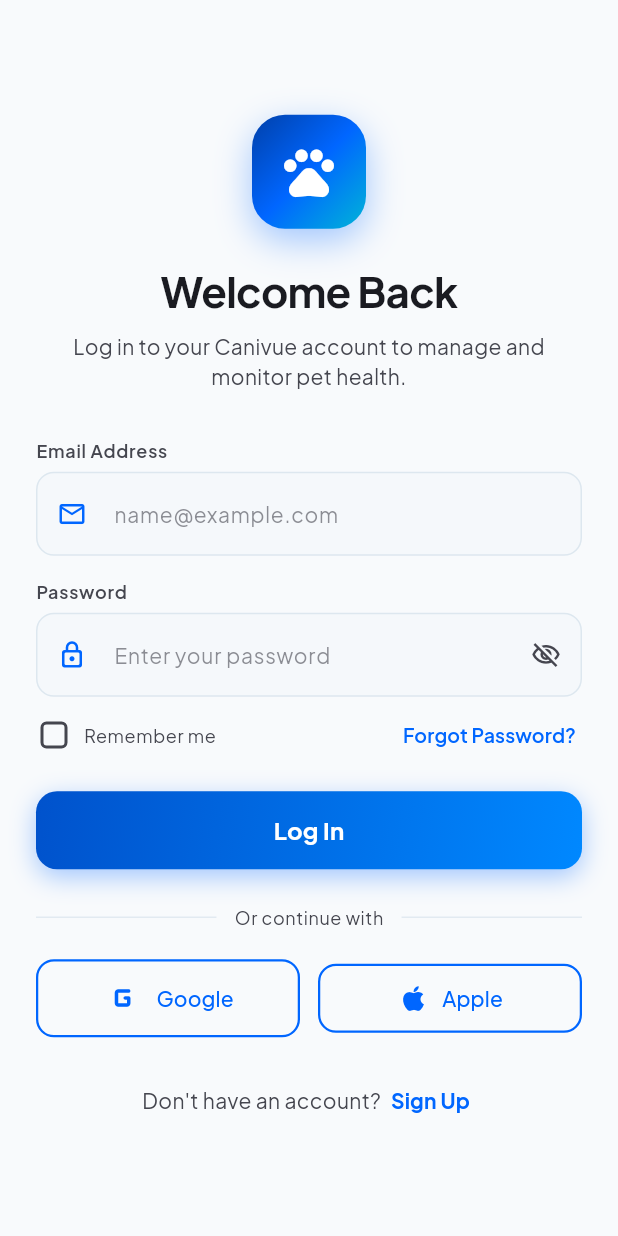
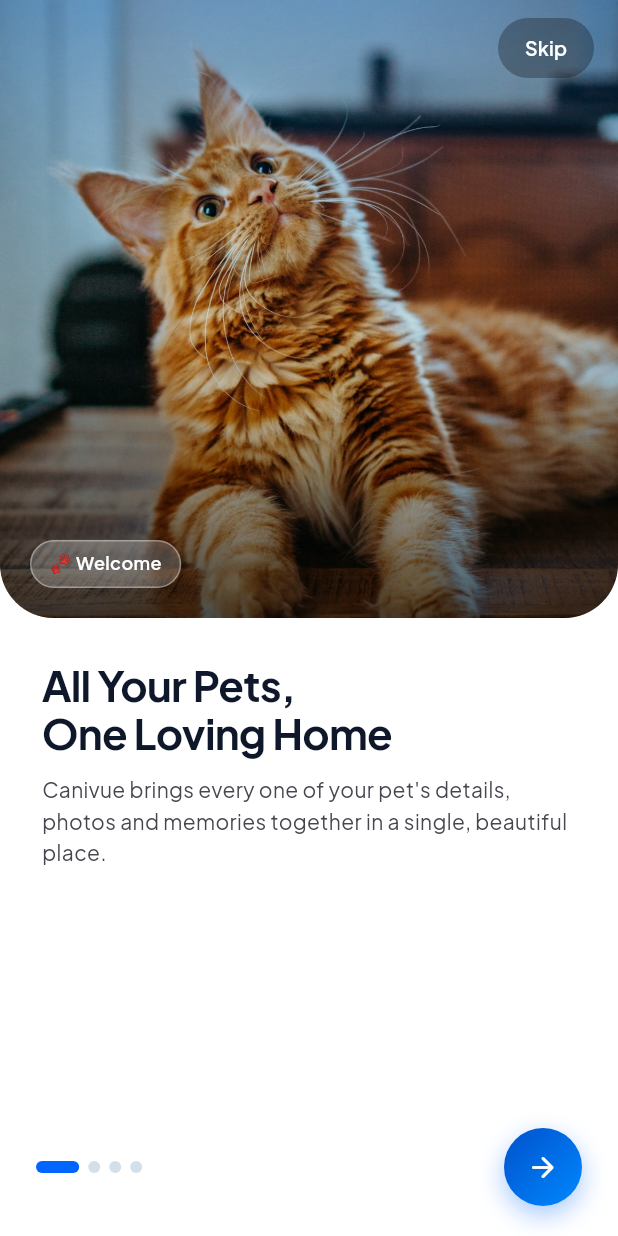
Before and after one commit to indunil-jay/canivue, a Flutter app: the screen it shows after launch, on a phone screen of 412 x 824 dp. Run offline on Flutter 3.47's test engine with Material 3 defaults, Android fonts, the phone set to English and light mode, and no system bars; drawn by our look-alikes of flutter_animate, smooth_page_indicator; our stand-ins replace google_fonts, image_picker.

Commit message:
feat(onboarding): add animated get-started onboarding flow
- 4-slide PageView with pet photos, expanding dot indicator, skip
  and back/next controls
- Reusable fade+slide page route transition for smooth navigation
- App now opens on onboarding before sign-in; tests updated to match

Co-Authored-By: Claude Sonnet 5 <noreply@anthropic.com>

```diff
--- /dev/null
+++ b/lib/core/utils/page_transitions.dart
@@ -0,0 +1,25 @@
+import 'package:flutter/material.dart';
+
+/// Builds a smooth fade + gentle slide-up transition, used to keep
+/// navigation across Canivue consistent instead of the default
+/// platform slide.
+PageRouteBuilder<T> fadeSlidePageRoute<T>(Widget page) {
+  return PageRouteBuilder<T>(
+    transitionDuration: const Duration(milliseconds: 420),
+    reverseTransitionDuration: const Duration(milliseconds: 320),
+    pageBuilder: (context, animation, secondaryAnimation) => page,
+    transitionsBuilder: (context, animation, secondaryAnimation, child) {
+      final curved = CurvedAnimation(parent: animation, curve: Curves.easeOutCubic);
+      return FadeTransition(
+        opacity: curved,
+        child: SlideTransition(
+          position: Tween<Offset>(
+            begin: const Offset(0, 0.04),
+            end: Offset.zero,
+          ).animate(curved),
+          child: child,
+        ),
+      );
+    },
+  );
+}
--- /dev/null
+++ b/lib/features/onboarding/models/onboarding_slide.dart
@@ -0,0 +1,44 @@
+class OnboardingSlide {
+  const OnboardingSlide({
+    required this.imageAsset,
+    required this.badge,
+    required this.title,
+    required this.description,
+  });
+
+  final String imageAsset;
+  final String badge;
+  final String title;
+  final String description;
+}
+
+const List<OnboardingSlide> onboardingSlides = [
+  OnboardingSlide(
+    imageAsset: 'assets/images/onboarding/onboard_welcome.jpg',
+    badge: '🐾 Welcome',
+    title: 'All Your Pets,\nOne Loving Home',
+    description:
+        'Canivue brings every one of your pet\'s details, photos and memories together in a single, beautiful place.',
+  ),
+  OnboardingSlide(
+    imageAsset: 'assets/images/onboarding/onboard_track.jpg',
+    badge: '📊 Track',
+    title: 'Monitor Health\n& Activity Daily',
+    description:
+        'Log vitals, weight, walks and moods so you always know exactly how your best friend is doing.',
+  ),
+  OnboardingSlide(
+    imageAsset: 'assets/images/onboarding/onboard_records.jpg',
+    badge: '💉 Remind',
+    title: 'Never Miss a\nVaccination Again',
+    description:
+        'Smart reminders for vaccines, medication and vet visits keep your pet safe, healthy and on schedule.',
+  ),
+  OnboardingSlide(
+    imageAsset: 'assets/images/onboarding/onboard_join.jpg',
+    badge: '🎉 Join In',
+    title: 'Join Thousands of\nHappy Pet Parents',
+    description:
+        'Create your free Canivue account and start building your pet\'s health story today.',
+  ),
+];
--- /dev/null
+++ b/lib/features/onboarding/screens/onboarding_screen.dart
@@ -0,0 +1,347 @@
+import 'package:flutter/material.dart';
+import 'package:flutter_animate/flutter_animate.dart';
+import 'package:smooth_page_indicator/smooth_page_indicator.dart';
+import 'package:canivue/core/theme/app_theme.dart';
+import 'package:canivue/core/utils/page_transitions.dart';
+import 'package:canivue/features/auth/screens/signin_screen.dart';
+import 'package:canivue/features/onboarding/models/onboarding_slide.dart';
+
+class OnboardingScreen extends StatefulWidget {
+  const OnboardingScreen({super.key});
+
+  @override
+  State<OnboardingScreen> createState() => _OnboardingScreenState();
+}
+
+class _OnboardingScreenState extends State<OnboardingScreen> {
+  final PageController _pageController = PageController();
+  int _currentPage = 0;
+
+  bool get _isLastPage => _currentPage == onboardingSlides.length - 1;
+
+  @override
+  void dispose() {
+    _pageController.dispose();
+    super.dispose();
+  }
+
+  void _goToSignIn() {
+    Navigator.of(context).pushReplacement(fadeSlidePageRoute(const SignInScreen()));
+  }
+
+  void _handleNext() {
+    if (_isLastPage) {
+      _goToSignIn();
+      return;
+    }
+    _pageController.nextPage(
+      duration: const Duration(milliseconds: 420),
+      curve: Curves.easeOutCubic,
+    );
+  }
+
+  void _handleBack() {
+    if (_currentPage == 0) return;
+    _pageController.previousPage(
+      duration: const Duration(milliseconds: 380),
+      curve: Curves.easeOutCubic,
+    );
+  }
+
+  @override
+  Widget build(BuildContext context) {
+    final theme = Theme.of(context);
+    final size = MediaQuery.sizeOf(context);
+    final imageHeight = size.height * 0.5;
+
+    return Scaffold(
+      backgroundColor: Colors.white,
+      body: Stack(
+        children: [
+          Positioned.fill(
+            child: PageView.builder(
+              controller: _pageController,
+              itemCount: onboardingSlides.length,
+              onPageChanged: (index) => setState(() => _currentPage = index),
+              itemBuilder: (context, index) {
+                final slide = onboardingSlides[index];
+                return _OnboardingPage(
+                  slide: slide,
+                  imageHeight: imageHeight,
+                  isActive: index == _currentPage,
+                );
+              },
+            ),
+          ),
+
+          // Skip button
+          Positioned(
+            top: 0,
+            right: 0,
+            child: SafeArea(
+              child: AnimatedOpacity(
+                opacity: _isLastPage ? 0 : 1,
+                duration: const Duration(milliseconds: 250),
+                child: Padding(
+                  padding: const EdgeInsets.only(top: 8, right: 16),
+                  child: TextButton(
+                    onPressed: _isLastPage ? null : _goToSignIn,
+                    style: TextButton.styleFrom(
+                      backgroundColor: Colors.black.withValues(alpha: 0.28),
+                      foregroundColor: Colors.white,
+                      shape: RoundedRectangleBorder(
+                        borderRadius: BorderRadius.circular(20),
+                      ),
+                      padding: const EdgeInsets.symmetric(horizontal: 16, vertical: 10),
+                    ),
+                    child: const Text(
+                      'Skip',
+                      style: TextStyle(fontWeight: FontWeight.w600, fontSize: 13),
+                    ),
+                  ),
+                ),
+              ),
+            ),
+          ),
+
+          // Bottom controls: indicator + CTA
+          Positioned(
+            left: 0,
+            right: 0,
+            bottom: 0,
+            child: SafeArea(
+              top: false,
+              child: Padding(
+                padding: const EdgeInsets.fromLTRB(24, 0, 24, 20),
+                child: Row(
+                  children: [
+                    AnimatedSwitcher(
+                      duration: const Duration(milliseconds: 250),
+                      child: _currentPage > 0
+                          ? _RoundIconButton(
+                              key: const ValueKey('back'),
+                              icon: Icons.arrow_back_rounded,
+                              onTap: _handleBack,
+                              filled: false,
+                            )
+                          : const SizedBox(key: ValueKey('no-back'), width: 0),
+                    ),
+                    if (_currentPage > 0) const SizedBox(width: 14),
+                    Expanded(
+                      child: SmoothPageIndicator(
+                        controller: _pageController,
+                        count: onboardingSlides.length,
+                        effect: ExpandingDotsEffect(
+                          activeDotColor: AppTheme.primaryBlue,
+                          dotColor: theme.colorScheme.outlineVariant,
+                          dotHeight: 8,
+                          dotWidth: 8,
+                          expansionFactor: 3.6,
+                          spacing: 6,
+                        ),
+                      ),
+                    ),
+                    const SizedBox(width: 14),
+                    _RoundIconButton(
+                      icon: _isLastPage ? Icons.check_rounded : Icons.arrow_forward_rounded,
+                      onTap: _handleNext,
+                      filled: true,
+                      wide: _isLastPage,
+                      label: _isLastPage ? 'Get Started' : null,
+                    ),
+                  ],
+                ),
+              ),
+            ),
+          ),
+        ],
+      ),
+    );
+  }
+}
+
+class _OnboardingPage extends StatelessWidget {
+  const _OnboardingPage({
+    required this.slide,
+    required this.imageHeight,
+    required this.isActive,
+  });
+
+  final OnboardingSlide slide;
+  final double imageHeight;
+  final bool isActive;
+
+  @override
+  Widget build(BuildContext context) {
+    final theme = Theme.of(context);
+
+    return Column(
+      crossAxisAlignment: CrossAxisAlignment.stretch,
+      children: [
+        SizedBox(
+          height: imageHeight,
+          width: double.infinity,
+          child: Stack(
+            fit: StackFit.expand,
+            children: [
+              ClipRRect(
+                borderRadius: const BorderRadius.only(
+                  bottomLeft: Radius.circular(36),
+                  bottomRight: Radius.circular(36),
+                ),
+                child: Image.asset(
+                  slide.imageAsset,
+                  fit: BoxFit.cover,
+                ),
+              ),
+              // Scrim for legibility + brand tint
+              Positioned.fill(
+                child: DecoratedBox(
+                  decoration: BoxDecoration(
+                    borderRadius: const BorderRadius.only(
+                      bottomLeft: Radius.circular(36),
+                      bottomRight: Radius.circular(36),
+                    ),
+                    gradient: LinearGradient(
+                      begin: Alignment.topCenter,
+                      end: Alignment.bottomCenter,
+                      colors: [
+                        AppTheme.oceanBlue.withValues(alpha: 0.25),
+                        Colors.black.withValues(alpha: 0.05),
+                        Colors.black.withValues(alpha: 0.55),
+                      ],
+                      stops: const [0, 0.55, 1],
+                    ),
+                  ),
+                ),
+              ),
+              Positioned(
+                left: 20,
+                bottom: 20,
+                child: Container(
+                  padding: const EdgeInsets.symmetric(horizontal: 12, vertical: 6),
+                  decoration: BoxDecoration(
+                    color: Colors.white.withValues(alpha: 0.22),
+                    borderRadius: BorderRadius.circular(20),
+                    border: Border.all(color: Colors.white.withValues(alpha: 0.35)),
+                  ),
+                  child: Text(
+                    slide.badge,
+                    style: const TextStyle(
+                      color: Colors.white,
+                      fontSize: 12,
+                      fontWeight: FontWeight.w600,
+                    ),
+                  ),
+                ).animate(target: isActive ? 1 : 0).fadeIn(duration: 380.ms).slideY(begin: 0.3, end: 0),
+              ),
+            ],
+          ),
+        ),
+        Expanded(
+          child: Padding(
+            padding: const EdgeInsets.fromLTRB(28, 28, 28, 0),
+            child: Column(
+              crossAxisAlignment: CrossAxisAlignment.start,
+              children: [
+                Text(
+                  slide.title,
+                  style: theme.textTheme.headlineMedium?.copyWith(
+                    fontWeight: FontWeight.bold,
+                    height: 1.15,
+                    letterSpacing: -0.5,
+                  ),
+                )
+                    .animate(target: isActive ? 1 : 0)
+                    .fadeIn(duration: 420.ms, delay: 80.ms)
+                    .slideY(begin: 0.25, end: 0, curve: Curves.easeOutCubic),
+                const SizedBox(height: 12),
+                Text(
+                  slide.description,
+                  style: theme.textTheme.bodyMedium?.copyWith(
+                    color: theme.colorScheme.onSurfaceVariant,
+                    height: 1.5,
+                  ),
+                )
+                    .animate(target: isActive ? 1 : 0)
+                    .fadeIn(duration: 420.ms, delay: 160.ms)
+                    .slideY(begin: 0.25, end: 0, curve: Curves.easeOutCubic),
+              ],
+            ),
+          ),
+        ),
+      ],
+    );
+  }
+}
+
+class _RoundIconButton extends StatelessWidget {
+  const _RoundIconButton({
+    super.key,
+    required this.icon,
+    required this.onTap,
+    required this.filled,
+    this.wide = false,
+    this.label,
+  });
+
+  final IconData icon;
+  final VoidCallback onTap;
+  final bool filled;
+  final bool wide;
+  final String? label;
+
+  @override
+  Widget build(BuildContext context) {
+    final child = AnimatedContainer(
+      duration: const Duration(milliseconds: 250),
+      curve: Curves.easeOut,
+      height: 52,
+      width: wide ? null : 52,
+      padding: wide ? const EdgeInsets.symmetric(horizontal: 20) : null,
+      decoration: BoxDecoration(
+        gradient: filled ? AppTheme.primaryGradient : null,
+        color: filled ? null : const Color(0xFFF1F5F9),
+        shape: wide ? BoxShape.rectangle : BoxShape.circle,
+        borderRadius: wide ? BorderRadius.circular(26) : null,
+        boxShadow: filled
+            ? [
+                BoxShadow(
+                  color: AppTheme.primaryBlue.withValues(alpha: 0.35),
+                  blurRadius: 14,
+                  offset: const Offset(0, 6),
+                ),
+              ]
+            : null,
+      ),
+      child: Row(
+        mainAxisSize: MainAxisSize.min,
+        mainAxisAlignment: MainAxisAlignment.center,
+        children: [
+          Icon(icon, color: filled ? Colors.white : const Color(0xFF334155), size: 22),
+          if (wide && label != null) ...[
+            const SizedBox(width: 8),
+            Text(
+              label!,
+              style: const TextStyle(
+                color: Colors.white,
+                fontWeight: FontWeight.bold,
+                fontSize: 14,
+              ),
+            ),
+          ],
+        ],
+      ),
+    );
+
+    return Material(
+      color: Colors.transparent,
+      shape: wide ? const StadiumBorder() : const CircleBorder(),
+      child: InkWell(
+        onTap: onTap,
+        customBorder: wide ? const StadiumBorder() : const CircleBorder(),
+        child: child,
+      ),
+    );
+  }
+}
--- a/lib/main.dart
+++ b/lib/main.dart
@@ -1,6 +1,6 @@
 import 'package:flutter/material.dart';
 import 'package:canivue/core/theme/app_theme.dart';
-import 'package:canivue/features/auth/screens/signin_screen.dart';
+import 'package:canivue/features/onboarding/screens/onboarding_screen.dart';
 
 void main() {
   runApp(const CanivueApp());
@@ -15,7 +15,7 @@ class CanivueApp extends StatelessWidget {
       title: 'Canivue',
       debugShowCheckedModeBanner: false,
       theme: AppTheme.lightTheme,
-      home: const SignInScreen(),
+      home: const OnboardingScreen(),
     );
   }
 }
```
Also changed, not shown: 1 other file.
